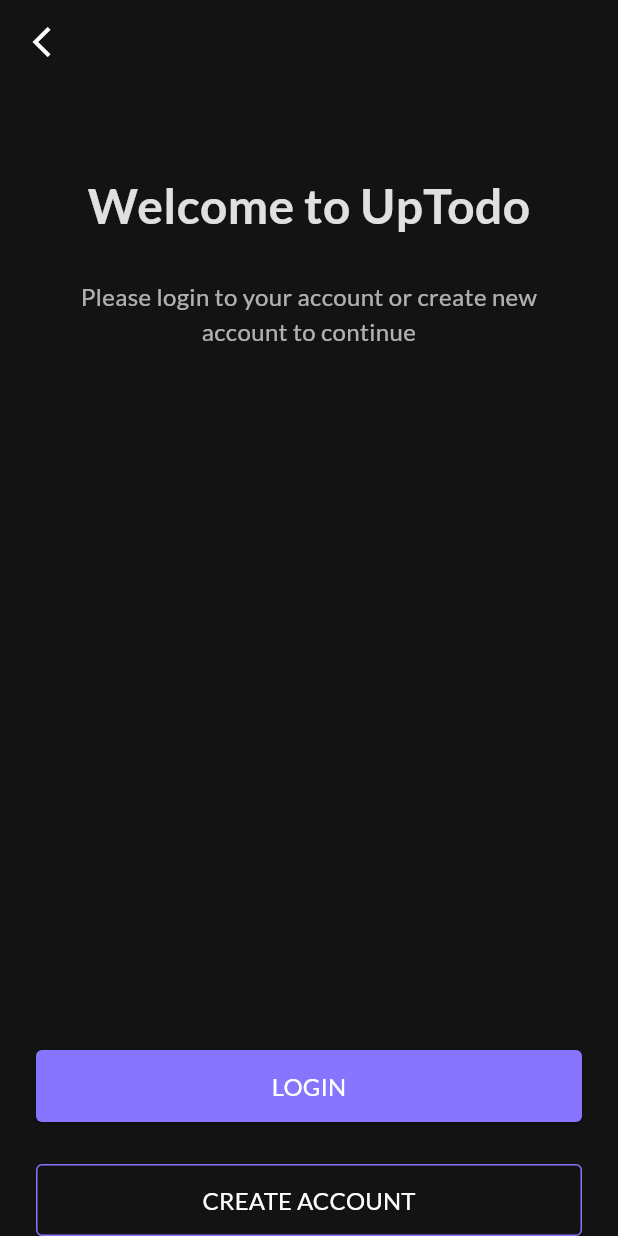
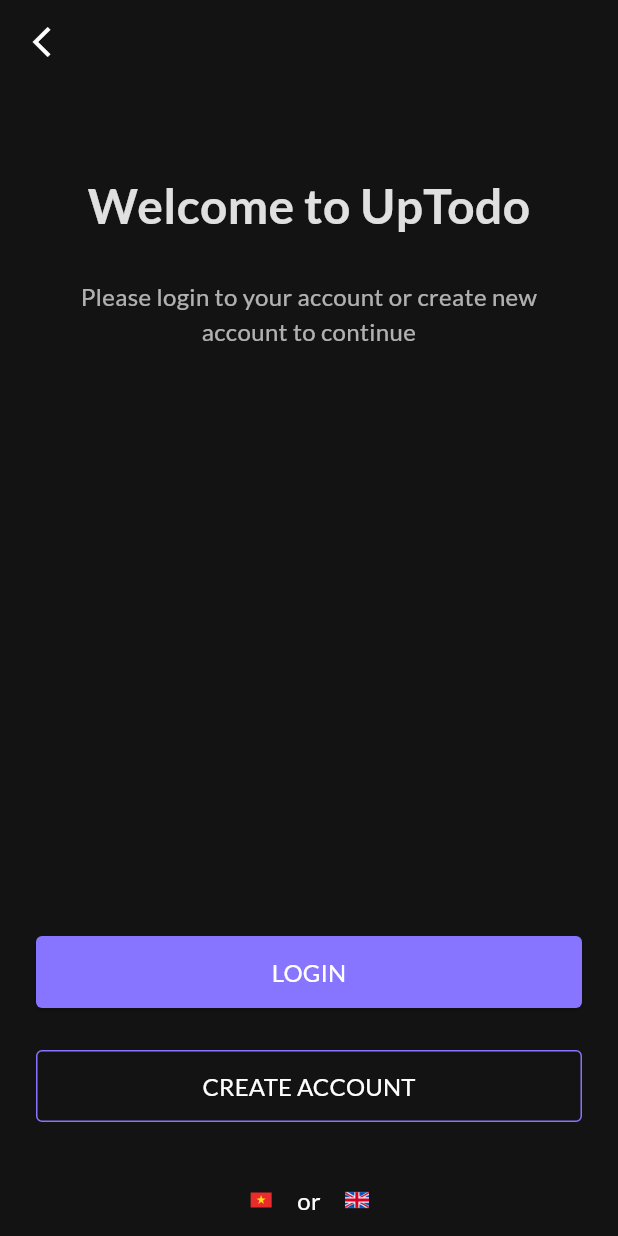
Before and after one commit to hungnguyen2809/todo_list_app, a Flutter app: the screen it shows after launch, after a tap on "SKIP", on a phone screen of 412 x 824 dp. Run offline on Flutter 3.47's test engine with Material 3 defaults, Android fonts, the phone set to English and light mode, and no system bars; our stand-ins replace easy_localization, shared_preferences.

```diff
--- a/lib/app.dart
+++ b/lib/app.dart
@@ -1,3 +1,4 @@
+import 'package:easy_localization/easy_localization.dart';
 import 'package:flutter/material.dart';
 import 'package:todo_list_app/contains/ui.dart';
 import 'package:todo_list_app/ui/splash/splash.dart';
@@ -14,6 +15,9 @@ class MyApp extends StatelessWidget {
         fontFamily: UIContains.fontFamily,
         colorScheme: ColorScheme.fromSeed(seedColor: UIContains.colorPrimary),
       ),
+      locale: context.locale,
+      supportedLocales: context.supportedLocales,
+      localizationsDelegates: context.localizationDelegates,
       home: const SplashScreen(),
     );
   }
--- a/lib/contains/ui.dart
+++ b/lib/contains/ui.dart
@@ -4,6 +4,9 @@ class UIContains {
   static String fontFamily = "Lato";
   static Color colorPrimary = const Color(0xFF8875FF);
   static Color blackBackground = const Color(0xFF131313);
+
+  static String lang_vi = "assets/images/lang_vietnam.png";
+  static String lang_en = "assets/images/lang_english.png";
 
   static String splash_image = "assets/images/splash_icon.png";
   static String onboarding_1 = "assets/images/onboarding_1.png";
--- a/lib/main.dart
+++ b/lib/main.dart
@@ -1,7 +1,20 @@
+import 'package:easy_localization/easy_localization.dart';
 import 'package:flutter/material.dart';
 
 import 'app.dart';
 
-void main() {
-  runApp(const MyApp());
+void main() async {
+  WidgetsFlutterBinding.ensureInitialized();
+  await EasyLocalization.ensureInitialized();
+
+  runApp(
+    EasyLocalization(
+      path: "assets/locales",
+      supportedLocales: const [
+        Locale('vi'),
+        Locale('en'),
+      ],
+      child: const MyApp(),
+    ),
+  );
 }
--- a/lib/ui/onboarding/onboarding_view.dart
+++ b/lib/ui/onboarding/onboarding_view.dart
@@ -1,3 +1,4 @@
+import 'package:easy_localization/easy_localization.dart';
 import 'package:flutter/material.dart';
 import 'package:todo_list_app/contains/ui.dart';
 
@@ -50,7 +51,7 @@ class OnboardingView extends StatelessWidget {
       child: TextButton(
           onPressed: onSkip,
           child: Text(
-            "SKIP",
+            "skip".tr().toUpperCase(),
             style: TextStyle(
               fontSize: 16,
               fontFamily: UIContains.fontFamily,
@@ -139,7 +140,7 @@ class OnboardingView extends StatelessWidget {
           TextButton(
               onPressed: onBack,
               child: Text(
-                "BACK",
+                "back".tr().toUpperCase(),
                 style: TextStyle(
                   fontSize: 16,
                   fontFamily: UIContains.fontFamily,
@@ -159,7 +160,7 @@ class OnboardingView extends StatelessWidget {
                 shape: RoundedRectangleBorder(borderRadius: BorderRadius.circular(4.0)),
               ),
               child: Text(
-                pageIndex == 2 ? "GET STATED" : "NEXT",
+                pageIndex == 2 ? "get_stated".tr().toUpperCase() : "next".tr().toUpperCase(),
                 style: TextStyle(
                   fontSize: 16,
                   color: Colors.white,
--- a/lib/ui/welcome/welcome.dart
+++ b/lib/ui/welcome/welcome.dart
@@ -1,3 +1,4 @@
+import 'package:easy_localization/easy_localization.dart';
 import 'package:flutter/material.dart';
 import 'package:todo_list_app/contains/ui.dart';
 
@@ -32,6 +33,7 @@ class WelcomeScreen extends StatelessWidget {
             const Spacer(),
             _buildLoginButton(),
             _buildCreateButton(),
+            _buildTranslateButton(context),
           ],
         ),
       ),
@@ -44,13 +46,13 @@ class WelcomeScreen extends StatelessWidget {
       child: Column(
         children: [
           Text(
-            "Welcome to UpTodo",
+            "welcome_title".tr(),
             textAlign: TextAlign.center,
             style: TextStyle(color: Colors.white.withOpacity(0.87), fontSize: 32, fontWeight: FontWeight.bold),
           ),
           const SizedBox(height: 26),
           Text(
-            "Please login to your account or create new account to continue",
+            "welcome_description".tr(),
             textAlign: TextAlign.center,
             style: TextStyle(color: Colors.white.withOpacity(0.67), fontSize: 16),
           ),
@@ -70,9 +72,9 @@ class WelcomeScreen extends StatelessWidget {
           backgroundColor: UIContains.colorPrimary,
           shape: RoundedRectangleBorder(borderRadius: BorderRadius.circular(4.0)),
         ),
-        child: const Text(
-          "LOGIN",
-          style: TextStyle(color: Colors.white, fontSize: 16),
+        child: Text(
+          "login".tr().toUpperCase(),
+          style: const TextStyle(color: Colors.white, fontSize: 16),
         ),
       ),
     );
@@ -91,11 +93,45 @@ class WelcomeScreen extends StatelessWidget {
           side: BorderSide(width: 1, color: UIContains.colorPrimary),
           shape: RoundedRectangleBorder(borderRadius: BorderRadius.circular(4.0)),
         ),
-        child: const Text(
-          "CREATE ACCOUNT",
-          style: TextStyle(color: Colors.white, fontSize: 16),
+        child: Text(
+          "create_account".tr().toUpperCase(),
+          style: const TextStyle(color: Colors.white, fontSize: 16),
         ),
       ),
     );
   }
+
+  Widget _buildTranslateButton(BuildContext context) {
+    return Container(
+      width: double.infinity,
+      margin: const EdgeInsets.only(top: 28),
+      padding: const EdgeInsets.symmetric(horizontal: 24),
+      child: Row(
+        mainAxisAlignment: MainAxisAlignment.center,
+        children: [
+          IconButton(
+            onPressed: () {
+              final lang = context.locale.toString();
+              if (lang != 'vi') {
+                context.setLocale(const Locale("vi"));
+              }
+            },
+            icon: Image.asset(width: 24, height: 24, UIContains.lang_vi),
+          ),
+          Text(
+            "or".tr().toLowerCase(),
+            style: const TextStyle(color: Colors.white, fontSize: 16),
+          ),
+          IconButton(
+              onPressed: () {
+                final lang = context.locale.toString();
+                if (lang != 'en') {
+                  context.setLocale(const Locale("en"));
+                }
+              },
+              icon: Image.asset(width: 24, height: 24, UIContains.lang_en))
+        ],
+      ),
+    );
+  }
 }
--- a/pubspec.yaml
+++ b/pubspec.yaml
@@ -11,6 +11,7 @@ dependencies:
     sdk: flutter
   cupertino_icons: ^1.0.8
   shared_preferences: ^2.3.2
+  easy_localization: ^3.0.7
 
 dev_dependencies:
   flutter_test:
@@ -21,6 +22,7 @@ flutter:
   uses-material-design: true
   assets:
     - assets/images/
+    - assets/locales/
   fonts:
     - family: Lato
       fonts:
```
Also changed, not shown: assets/locales/en.json (added, +11 -0 lines), assets/locales/vi.json (added, +11 -0 lines), assets/images/2.0x/lang_english.png (added), assets/images/2.0x/lang_vietnam.png (added), assets/images/3.0x/lang_english.png (added), assets/images/3.0x/lang_vietnam.png (added), assets/images/lang_english.png (added), assets/images/lang_vietnam.png (added), pubspec.lock, 1 other file.
